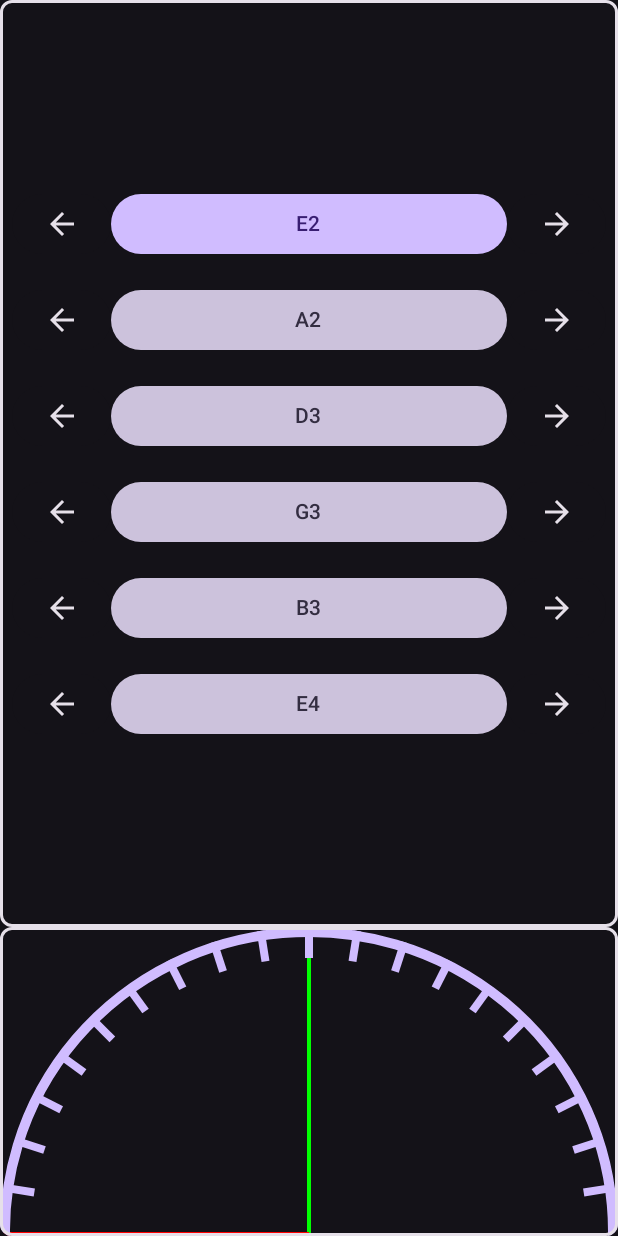
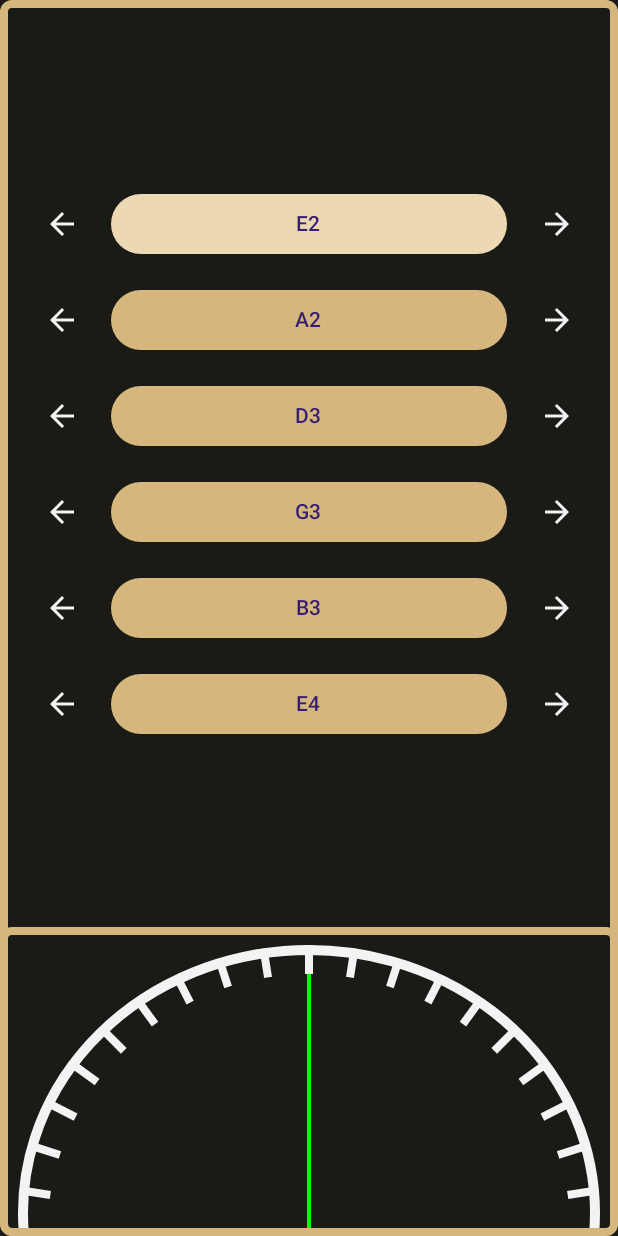
Before and after one commit to AlexanderTreml/AST-Tuner, an Android app built with Jetpack Compose: the screen it shows after launch (MainActivity), on a phone screen of 412 x 824 dp. Run offline under Robolectric (Android 15) with nearby library versions, the phone set to English and light mode, and no system bars; libraries missing offline, so code that uses them is left out: org.apache.commons; 5 statements that could not run were skipped.

Commit message:
better colors

```diff
--- a/app/src/main/java/com/alexander_treml/asttuner/MainActivity.kt
+++ b/app/src/main/java/com/alexander_treml/asttuner/MainActivity.kt
@@ -73,37 +73,50 @@ class MainActivity : ComponentActivity() {
 
         setContent {
             AppTheme {
+                MainPanel()
+            }
+        }
+
+        // Only start the listener if we have the necessary permissions
+        handlePermissions {
+            listener.start()
+        }
+    }
+
+    @Composable
+    fun MainPanel() {
         Surface(
             modifier = Modifier.fillMaxSize(),
+            color = MaterialTheme.colorScheme.background
+        ) {
+            Surface(
+                modifier = Modifier
+                    .fillMaxSize()
+                    .border(
+                        width = 5.dp,
+                        color = MaterialTheme.colorScheme.primary,
+                        shape = RoundedCornerShape(8.dp)
+                    )
+                    .clip(RoundedCornerShape(8.dp)),
                 color = MaterialTheme.colorScheme.background
             ) {
                 Column {
                     TuningPanel(
                         modifier = Modifier
                             .weight(1f)
+
+                    )
+                    FrequencyDisplay(
+                        modifier = Modifier
                             .border(
-                                    width = 2.dp,
-                                    color = MaterialTheme.colorScheme.onBackground,
-                                    shape = RoundedCornerShape(8.dp)
-                                )
-                                .clip(RoundedCornerShape(8.dp))
-                        )
-                        FrequencyDisplay(modifier = Modifier
-                            .border(
-                                width = 2.dp,
-                                color = MaterialTheme.colorScheme.onBackground,
+                                width = 5.dp,
+                                color = MaterialTheme.colorScheme.primary,
                                 shape = RoundedCornerShape(8.dp)
                             )
                             .clip(RoundedCornerShape(8.dp))
                     )
                 }
             }
-            }
-        }
-
-        // Only start the listener if we have the necessary permissions
-        handlePermissions {
-            listener.start()
         }
     }
 
@@ -146,7 +159,7 @@ class MainActivity : ComponentActivity() {
             if (debugMode) {
                 DebugView(frequency)
             } else {
-                NeedleDisplay(frequency, arcColor = MaterialTheme.colorScheme.primary)
+                NeedleDisplay(frequency, arcColor = MaterialTheme.colorScheme.onBackground)
             }
         }
 
@@ -184,14 +197,9 @@ class MainActivity : ComponentActivity() {
                 colors = ButtonDefaults.buttonColors(
                     containerColor =
                         if (selectedNote == note )
-                            MaterialTheme.colorScheme.primary
+                            MaterialTheme.colorScheme.secondary
                         else
-                            MaterialTheme.colorScheme.secondary,
-                    contentColor =
-                        if (selectedNote == note )
-                            MaterialTheme.colorScheme.onPrimary
-                        else
-                            MaterialTheme.colorScheme.onSecondary
+                            MaterialTheme.colorScheme.primary,
                 ),
             ) {
                 Text(note.name)
@@ -224,8 +232,9 @@ class MainActivity : ComponentActivity() {
             modifier = Modifier.aspectRatio(2f)
         ) {
             val strokeWidth = 10f
+            val padding = 18f
             val offset = strokeWidth / 2
-            val radius = min(size.height, size.width / 2f)
+            val radius = min(size.height, size.width / 2f) - padding
 
             // Draw center line
             drawLine(
@@ -275,8 +284,8 @@ class MainActivity : ComponentActivity() {
                 startAngle = 175f,
                 sweepAngle = 190f,
                 useCenter = false,
-                topLeft = Offset(offset, offset),
-                size = Size(size.width - strokeWidth, (size.height - strokeWidth) * 2),
+                topLeft = Offset(offset + padding, offset + padding),
+                size = Size(size.width - strokeWidth - 2 * padding, (size.height - strokeWidth - 2 * padding) * 2),
                 style = Stroke(strokeWidth)
             )
         }
@@ -389,31 +398,7 @@ class MainActivity : ComponentActivity() {
     @Composable
     fun AppPreview() {
         AppTheme {
-            Surface(
-                modifier = Modifier.fillMaxSize(),
-                color = MaterialTheme.colorScheme.background
-            ) {
-                Column {
-                    TuningPanel(
-                        modifier = Modifier
-                            .weight(1f)
-                            .border(
-                                width = 2.dp,
-                                color = MaterialTheme.colorScheme.onBackground,
-                                shape = RoundedCornerShape(8.dp)
-                            )
-                            .clip(RoundedCornerShape(8.dp))
-                    )
-                    FrequencyDisplay(modifier = Modifier
-                        .border(
-                            width = 2.dp,
-                            color = MaterialTheme.colorScheme.onBackground,
-                            shape = RoundedCornerShape(8.dp)
-                        )
-                        .clip(RoundedCornerShape(8.dp))
-                    )
+            MainPanel()
         }
     }
 }
-    }
-}
--- a/app/src/main/java/com/alexander_treml/asttuner/ui/theme/Color.kt
+++ b/app/src/main/java/com/alexander_treml/asttuner/ui/theme/Color.kt
@@ -2,10 +2,8 @@ package com.alexander_treml.asttuner.ui.theme
 
 import androidx.compose.ui.graphics.Color
 
-val Purple80 = Color(0xFFD0BCFF)
-val PurpleGrey80 = Color(0xFFCCC2DC)
-val Pink80 = Color(0xFFEFB8C8)
+val Brass = Color(0xFFD5B77E)
+val LightBrass = Color(0xFFECD9B4)
 
-val Purple40 = Color(0xFF6650a4)
-val PurpleGrey40 = Color(0xFF625b71)
-val Pink40 = Color(0xFF7D5260)
+val LightGray = Color(0xFFF3F3F3)
+val DarkGray = Color(0xFF1A1A16)
--- a/app/src/main/java/com/alexander_treml/asttuner/ui/theme/Theme.kt
+++ b/app/src/main/java/com/alexander_treml/asttuner/ui/theme/Theme.kt
@@ -4,12 +4,19 @@ import androidx.compose.material3.MaterialTheme
 import androidx.compose.material3.darkColorScheme
 import androidx.compose.runtime.Composable
 
+val colorScheme = darkColorScheme(
+    primary = Brass,
+    secondary = LightBrass,
+    background = DarkGray,
+    onBackground = LightGray
+)
+
 @Composable
 fun AppTheme(
     content: @Composable () -> Unit
 ) {
     MaterialTheme(
-        colorScheme = darkColorScheme(),
+        colorScheme = colorScheme,
         typography = Typography,
         content = content
     )
```
Lines whose indentation alone changed are shown as unchanged.
